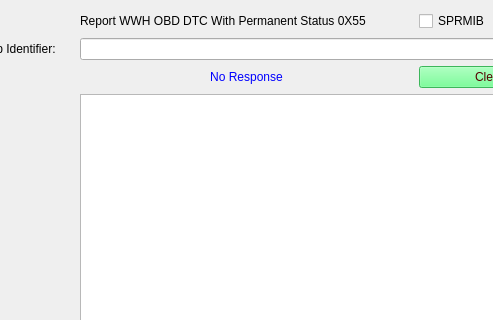
Old version of the form SID_19_55.ui in the repository VicharaVandana/ProxiCan; both pictures show x 99 to 592 and y 0 to 320 of the 867 by 631 pixel window.
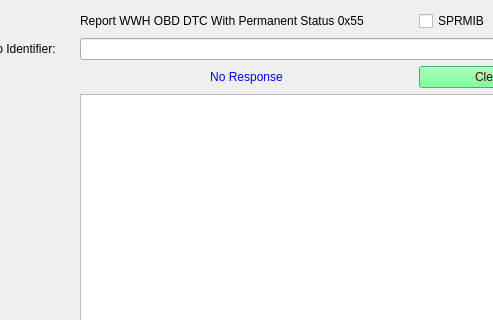
New version of the form.

Diff of the .ui file:
```diff
--- a/SID_19_55.ui
+++ b/SID_19_55.ui
@@ -89,7 +89,7 @@
     <item row="0" column="1" colspan="2">
      <widget class="QLabel" name="subFunction_Name">
       <property name="text">
-       <string>Report WWH OBD DTC With Permanent Status 0X55</string>
+       <string>Report WWH OBD DTC With Permanent Status 0x55</string>
       </property>
      </widget>
     </item>
```
Left out of the diff: 2 changed lines with no effect on the pictures.
